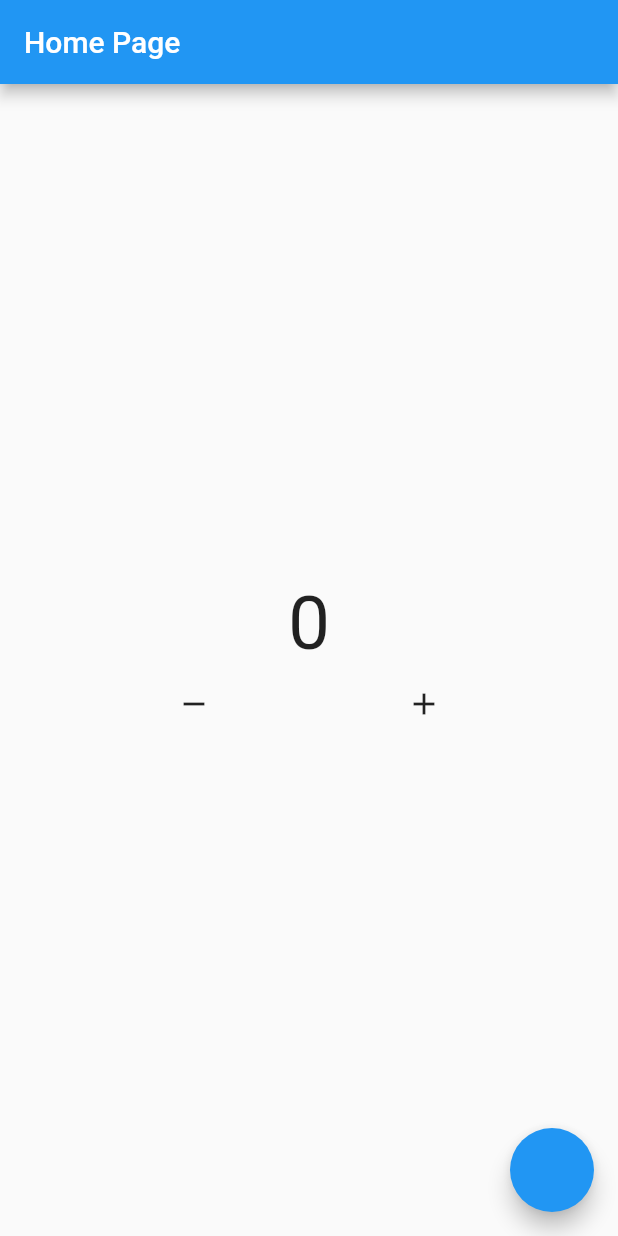
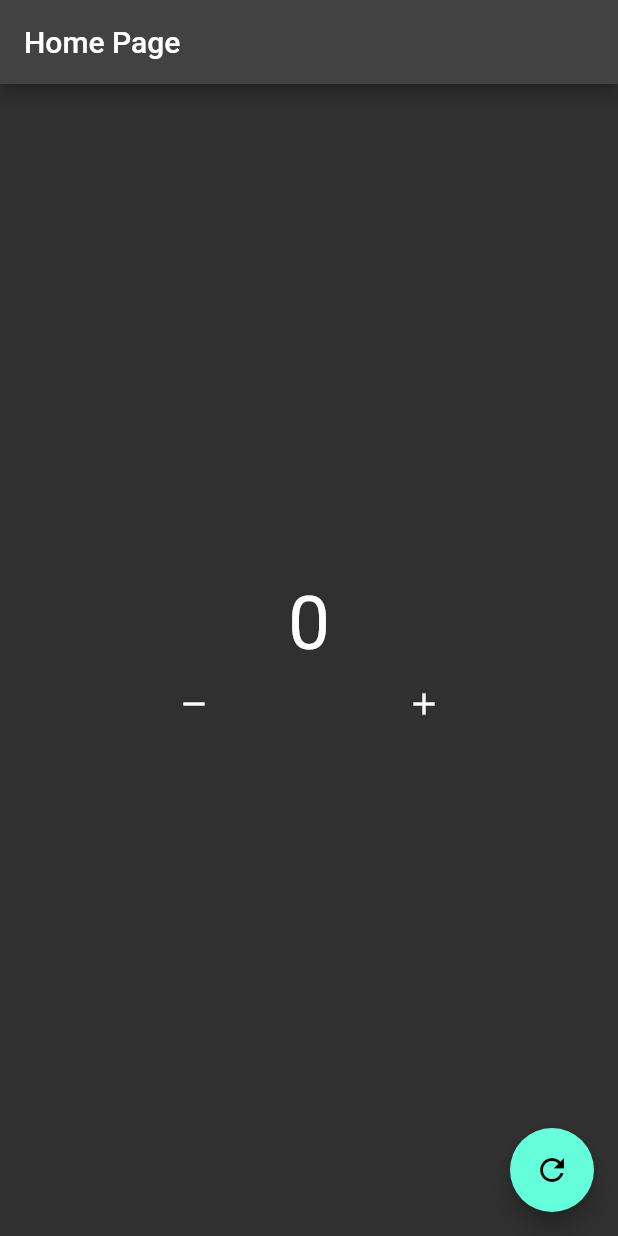
Before and after one commit to magerngulik/belajar_bloc, a Flutter app: the screen it shows after launch, on a phone screen of 412 x 824 dp. Run offline on Flutter 3.47's test engine with Material 2 defaults, Android fonts, the phone set to English and light mode, and no system bars; our stand-ins replace bloc, flutter_bloc.

Commit message:
belajar multi bloc listener

```diff
--- a/lib/bloc/counter.dart
+++ b/lib/bloc/counter.dart
@@ -2,7 +2,6 @@ import 'package:bloc/bloc.dart';
 
 class CounterBloc extends Cubit<int> {
   CounterBloc() : super(0);
-
   add() => emit(state + 1);
   remove() => emit(state - 1);
 }
--- a/lib/bloc/theme.dart
+++ b/lib/bloc/theme.dart
@@ -1,7 +1,6 @@
 import 'package:bloc/bloc.dart';
-import 'package:flutter/animation.dart';
 
 class ThemeBloc extends Cubit<bool> {
-  ThemeBloc() : super(true);
+  ThemeBloc() : super(false);
   changeTheme() => emit(!state);
 }
--- a/lib/main.dart
+++ b/lib/main.dart
@@ -1,6 +1,7 @@
+import 'dart:developer';
 import 'package:counter_apk_bloc/bloc/counter.dart';
 import 'package:counter_apk_bloc/bloc/theme.dart';
-import 'package:counter_apk_bloc/page/home.dart';
+import 'package:counter_apk_bloc/page/app.dart';
 import 'package:flutter/material.dart';
 import 'package:flutter_bloc/flutter_bloc.dart';
 
@@ -10,30 +11,20 @@ void main() {
 
 class MyApp extends StatelessWidget {
   MyApp({super.key});
-  ThemeBloc themeBloc = ThemeBloc();
+
   //kenapa di pisah karna kondisi nya masih di satu kelas yang sama agar tidak di buat 2x,
   // untuk membuat menggunakan read maka harus di class yang berbeda
   // jangan lupa satu bloc jangan buat bloc baru karna jika tidak dalam satu sate maka data tidak akan terbaca
 
   @override
   Widget build(BuildContext context) {
-    return MultiBlocProvider(
-        providers: [
-          BlocProvider(
-            create: (context) => CounterBloc(),
-          ),
-          BlocProvider(
-            create: (context) => themeBloc,
-          )
-        ],
-        child: BlocBuilder<ThemeBloc, bool>(
-          bloc: themeBloc,
-          builder: (context, state) {
-            return MaterialApp(
-              theme: (state == true) ? ThemeData.light() : ThemeData.dark(),
-              home: HomePage(),
-            );
-          },
-        ));
+    return MultiBlocProvider(providers: [
+      BlocProvider(
+        create: (context) => CounterBloc(),
+      ),
+      BlocProvider(
+        create: (context) => ThemeBloc(),
+      ),
+    ], child: App());
   }
 }
--- /dev/null
+++ b/lib/page/app.dart
@@ -0,0 +1,21 @@
+import 'package:counter_apk_bloc/bloc/theme.dart';
+import 'package:counter_apk_bloc/page/home.dart';
+import 'package:flutter/material.dart';
+import 'package:flutter_bloc/flutter_bloc.dart';
+
+class App extends StatelessWidget {
+  const App({super.key});
+
+  @override
+  Widget build(BuildContext context) {
+    return BlocBuilder<ThemeBloc, bool>(
+      bloc: context.read<ThemeBloc>(),
+      builder: (context, state) {
+        return MaterialApp(
+          home: HomePage(),
+          theme: (state) ? ThemeData.light() : ThemeData.dark(),
+        );
+      },
+    );
+  }
+}
--- a/lib/page/home.dart
+++ b/lib/page/home.dart
@@ -8,25 +8,85 @@ class HomePage extends StatelessWidget {
 
   @override
   Widget build(BuildContext context) {
-    CounterBloc counter = context.read<CounterBloc>();
-    ThemeBloc themeBloc = context.read<ThemeBloc>();
-
+    CounterBloc myCounter = context.read<CounterBloc>();
+    ThemeBloc myTheme = context.read<ThemeBloc>();
     return Scaffold(
-      floatingActionButton: FloatingActionButton(
-        onPressed: (() {
-          themeBloc.changeTheme();
-        }),
+      appBar: AppBar(
+        title: const Text(
+          "Home Page",
+          style: TextStyle(
+            fontSize: 20.0,
           ),
-      appBar: AppBar(
-        title: const Text("Home Page"),
-        actions: const [],
+        ),
       ),
       body: Column(
+        mainAxisAlignment: MainAxisAlignment.center,
         crossAxisAlignment: CrossAxisAlignment.center,
-        mainAxisAlignment: MainAxisAlignment.center,
         children: [
-          BlocBuilder<CounterBloc, int>(
-            bloc: counter,
+          MultiBlocListener(
+            listeners: [
+              BlocListener<ThemeBloc, bool>(
+                listener: (context, state) {
+                  const snackBar = SnackBar(
+                    content: Text('Tema Gelap!'),
+                    duration: Duration(seconds: 1),
+                  );
+                  ScaffoldMessenger.of(context).showSnackBar(snackBar);
+                },
+                listenWhen: (previous, current) {
+                  if (current == false) {
+                    return true;
+                  } else {
+                    return false;
+                  }
+                },
+              ),
+              BlocListener<CounterBloc, int>(
+                listener: (context, state) async {
+                  await showDialog<void>(
+                    context: context,
+                    barrierDismissible: true,
+                    builder: (BuildContext context) {
+                      return AlertDialog(
+                        title: const Text('Warning'),
+                        content: SingleChildScrollView(
+                          child: ListBody(
+                            children: const <Widget>[
+                              Text(
+                                'Sudah Melebihi 10',
+                                style: const TextStyle(
+                                  color: Colors.red,
+                                ),
+                              ),
+                            ],
+                          ),
+                        ),
+                        actions: <Widget>[
+                          ElevatedButton(
+                            style: ElevatedButton.styleFrom(
+                              backgroundColor: Colors.blue,
+                            ),
+                            onPressed: () {
+                              Navigator.pop(context);
+                            },
+                            child: const Text("Ok"),
+                          ),
+                        ],
+                      );
+                    },
+                  );
+                },
+                listenWhen: (previous, current) {
+                  if (current > 10) {
+                    return true;
+                  } else {
+                    return false;
+                  }
+                },
+              ),
+            ],
+            child: BlocBuilder<CounterBloc, int>(
+              bloc: myCounter,
               builder: (context, state) {
                 return Text(
                   "$state",
@@ -36,23 +96,34 @@ class HomePage extends StatelessWidget {
                 );
               },
             ),
+          ),
           Row(
             mainAxisAlignment: MainAxisAlignment.spaceEvenly,
             children: [
               IconButton(
-                  onPressed: () {
-                    counter.remove();
-                  },
-                  icon: Icon(Icons.remove)),
+                onPressed: () => myCounter.remove(),
+                icon: const Icon(
+                  Icons.remove,
+                  size: 24.0,
+                ),
+              ),
               IconButton(
-                  onPressed: () {
-                    counter.add();
-                  },
-                  icon: Icon(Icons.add))
+                onPressed: () => myCounter.add(),
+                icon: const Icon(
+                  Icons.add,
+                  size: 24.0,
+                ),
+              ),
             ],
           ),
         ],
       ),
+      floatingActionButton: FloatingActionButton(
+        child: const Icon(Icons.refresh),
+        onPressed: () {
+          myTheme.changeTheme();
+        },
+      ),
     );
   }
 }
```
Lines whose indentation alone changed are shown as unchanged.
